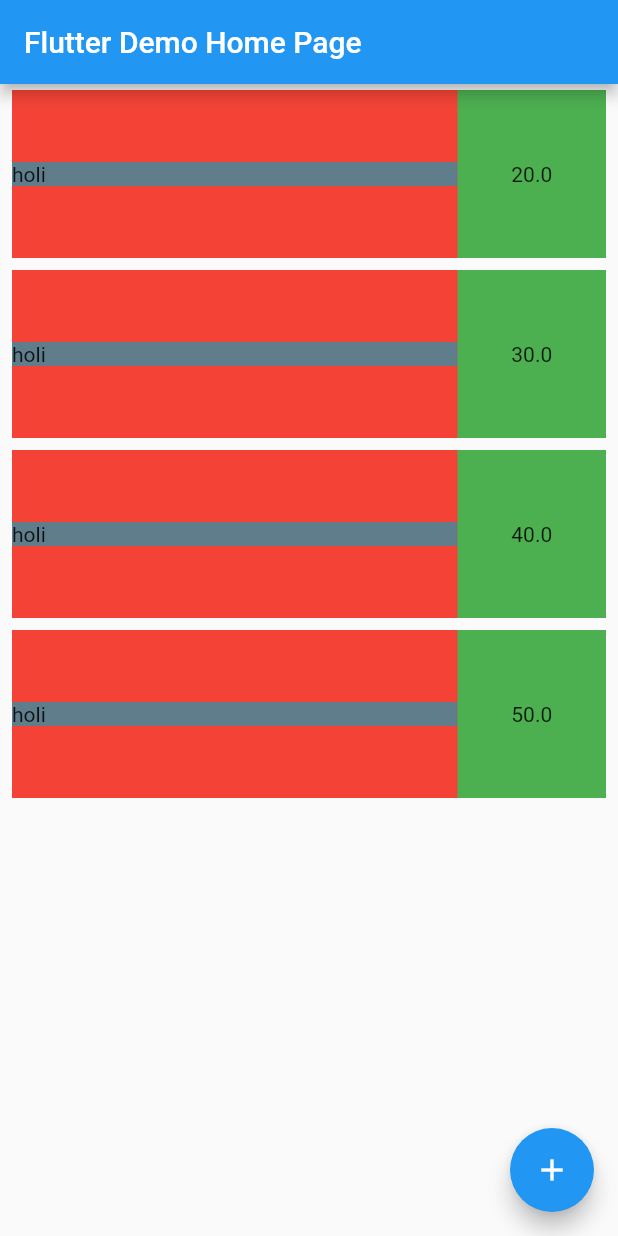
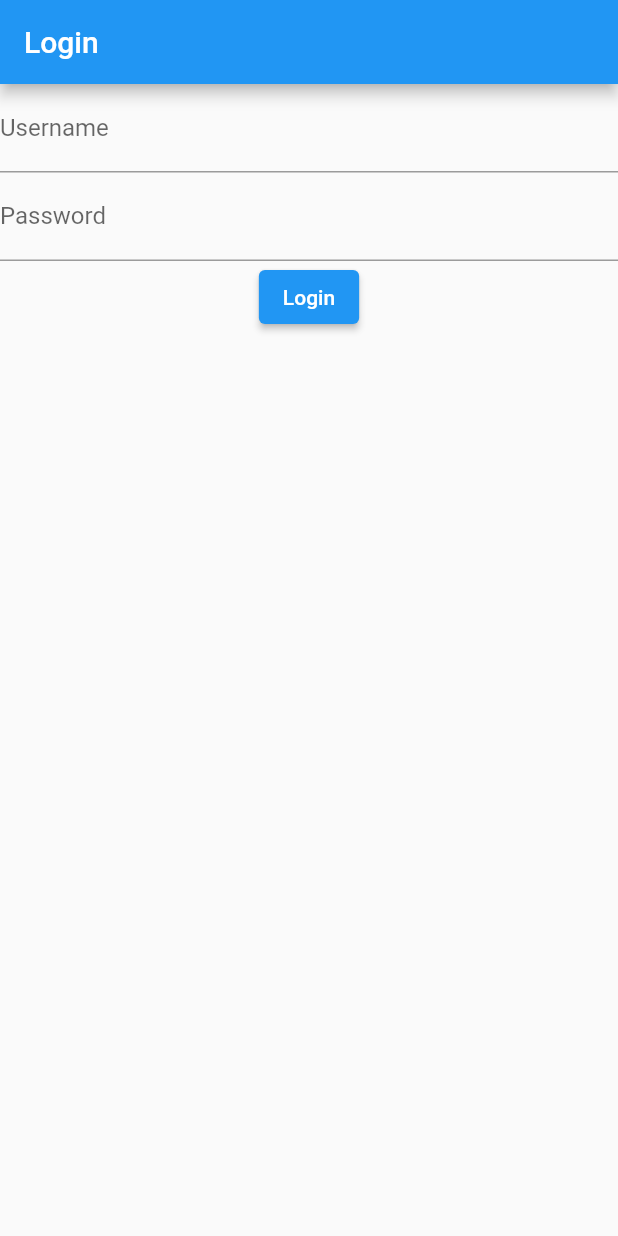
Before and after one commit to danielalejandroamaro/classApp, a Flutter app: the screen it shows after launch, on a phone screen of 412 x 824 dp. Run offline on Flutter 3.47's test engine with Material 2 defaults, Android fonts, the phone set to English and light mode, and no system bars; our stand-ins replace shared_preferences; accounts and stored records are empty.

Commit message:
login almost done

```diff
--- /dev/null
+++ b/lib/common/constants.dart
@@ -0,0 +1,10 @@
+class R {
+  R._();
+
+  static RUrl get urls => const RUrl._();
+}
+
+class RUrl {
+  const RUrl._();
+  final String urlBase = 'http://10.50.0.3:8000';
+}
--- a/lib/main.dart
+++ b/lib/main.dart
@@ -1,4 +1,7 @@
 import 'package:flutter/material.dart';
+import 'package:lab/views/login.dart';
+
+import 'home_page.dart';
 
 void main() {
   runApp(const MyApp());
@@ -24,149 +27,8 @@ class MyApp extends StatelessWidget {
         // is not restarted.
         primarySwatch: Colors.blue,
       ),
-      home: const MyHomePage(title: 'Flutter Demo Home Page'),
+      // home: const MyHomePage(title: 'Flutter Demo Home Page'),
+      home: const LoginView(),
     );
   }
 }
-
-class MyHomePage extends StatefulWidget {
-  const MyHomePage({super.key, required this.title});
-
-  // This widget is the home page of your application. It is stateful, meaning
-  // that it has a State object (defined below) that contains fields that affect
-  // how it looks.
-
-  // This class is the configuration for the state. It holds the values (in this
-  // case the title) provided by the parent (in this case the App widget) and
-  // used by the build method of the State. Fields in a Widget subclass are
-  // always marked "final".
-
-  final String title;
-
-  @override
-  State<MyHomePage> createState() => _MyHomePageState();
-}
-
-class _MyHomePageState extends State<MyHomePage> {
-  int _counter = 0;
-
-  void _incrementCounter() {
-    setState(() {
-      // This call to setState tells the Flutter framework that something has
-      // changed in this State, which causes it to rerun the build method below
-      // so that the display can reflect the updated values. If we changed
-      // _counter without calling setState(), then the build method would not be
-      // called again, and so nothing would appear to happen.
-      _counter--;
-    });
-  }
-
-  @override
-  Widget build(BuildContext context) {
-    // This method is rerun every time setState is called, for instance as done
-    // by the _incrementCounter method above.
-    //
-    // The Flutter framework has been optimized to make rerunning build methods
-    // fast, so that you can just rebuild anything that needs updating rather
-    // than having to individually change instances of widgets.
-    return Scaffold(
-      appBar: AppBar(
-        // Here we take the value from the MyHomePage object that was created by
-        // the App.build method, and use it to set our appbar title.
-        title: Text(widget.title),
-      ),
-      body: Center(
-        // Center is a layout widget. It takes a single child and positions it
-        // in the middle of the parent.
-        child: Column(
-          // Column is also a layout widget. It takes a list of children and
-          // arranges them vertically. By default, it sizes itself to fit its
-          // children horizontally, and tries to be as tall as its parent.
-          //
-          // Invoke "debug painting" (press "p" in the console, choose the
-          // "Toggle Debug Paint" action from the Flutter Inspector in Android
-          // Studio, or the "Toggle Debug Paint" command in Visual Studio Code)
-          // to see the wireframe for each widget.
-          //
-          // Column has various properties to control how it sizes itself and
-          // how it positions its children. Here we use mainAxisAlignment to
-          // center the children vertically; the main axis here is the vertical
-          // axis because Columns are vertical (the cross axis would be
-          // horizontal).
-          children: <Widget>[
-            ServiceTitle(price: 20,),
-            ServiceTitle(price: 30,),
-            ServiceTitle(price: 40,),
-            ServiceTitle(price: 50,),
-          ],
-        ),
-      ),
-      floatingActionButton: FloatingActionButton(
-        onPressed: _incrementCounter,
-        tooltip: 'Increment',
-        child: const Icon(Icons.add),
-      ), // This trailing comma makes auto-formatting nicer for build methods.
-    );
-  }
-}
-
-class ServiceTitle extends StatelessWidget {
-  final double price;
-  final String? text;
-  final bool noNavigate;
-
-  const ServiceTitle({required this.price, this.text, this.noNavigate = false});
-  // const ServiceTitle({
-  //   Key? key, required this.price,
-  // }) : super(key: key);
-
-  void _navigateToDetails(BuildContext context, double price, text) {
-    Navigator.push(
-      context,
-      MaterialPageRoute(builder: (context) => DetailsView(price: price,text: text,)),
-    );
-  }
-
-  @override
-  Widget build(BuildContext context) {
-    return Padding(
-      padding: const EdgeInsets.symmetric(horizontal: 8.0, vertical: 4.0),
-      child: Container(
-        color: Colors.red,
-        width: double.infinity,
-        height: 112,
-        child: InkWell(
-          onTap: noNavigate ? null : () => _navigateToDetails(context, price, text),
-          child: Row(
-            children: [
-              Expanded(flex: 3, child: Container(color: Colors.blueGrey,child: Text('holi'))),
-              Expanded(flex: 1, child: Container(color: Colors.green,child: Center(child: Text('$price')))),
-            ],
-          ),
-        ),
-      ),
-    );
-  }
-}
-
-class DetailsView extends StatelessWidget {
-  final double price;
-  final String? text;
-
-  const DetailsView({Key? key, required this.price, this.text}) : super(key: key);
-
-  @override
-  Widget build(BuildContext context) {
-    return SafeArea(
-      child: Scaffold(
-        appBar: AppBar(),
-        body: Column(
-          children: [
-            ServiceTitle(price: price, text: text,noNavigate: true,),
-            Expanded(child: Container(color: Colors.blueGrey, width: double.infinity,child: Text('body'),))
-          ],
-        ),
-      ),
-    );
-  }
-}
--- /dev/null
+++ b/lib/models/user.dart
@@ -0,0 +1,18 @@
+class User {
+  final String username;
+  final String email;
+
+  const User({required this.username, required this.email});
+
+  Map<String, dynamic> toJson() => {
+        'username': username,
+        'email': email,
+      };
+
+  factory User.fromJson(Map<String, dynamic> json) {
+    return User(
+      username: json['username'],
+      email: json['email'],
+    );
+  }
+}
--- /dev/null
+++ b/lib/services/http_service.dart
@@ -0,0 +1,84 @@
+import 'dart:convert';
+
+import 'package:http/http.dart' as http;
+import 'package:lab/common/extensions.dart';
+import 'package:lab/models/user.dart';
+
+import '../common/constants.dart';
+import 'shared_preferences_service.dart';
+
+class HttpService {
+  /// Singleton boilerplate
+  static final HttpService _httpService = HttpService._internal();
+
+  factory HttpService() {
+    return _httpService;
+  }
+
+  HttpService._internal();
+
+  /// Singleton boilerplate
+
+  final SharedPreferencesService _sharedPreferencesService =
+      SharedPreferencesService();
+  final http.Client client = http.Client();
+  Map<String, String> headers = {};
+  String? token;
+  String? tokenType;
+  User? me;
+
+  Future<bool> login(
+      {required String username, required String password}) async {
+    String baseUrl = R.urls.urlBase;
+
+    Uri url = '$baseUrl/token'.toUri();
+
+    try {
+      var map = <String, dynamic>{};
+      map['username'] = username;
+      map['password'] = password;
+
+      http.Response response = await client.post(url, body: map);
+      var data = _decodeData(response);
+      _sharedPreferencesService.setToken(data['access_token']);
+      return true;
+    } catch (_) {
+      return false;
+    }
+
+    return await Future.delayed(
+      const Duration(seconds: 5),
+      () => true,
+    );
+    // return await client.get(url);
+  }
+
+  getMe() async {
+    String baseUrl = R.urls.urlBase;
+    // Uri url = '$baseUrl' 'me'.toUri();
+    Uri url = '${baseUrl}/me'.toUri();
+
+    try {
+      _updateHeaders();
+      http.Response response = await client.get(url, headers: headers);
+      var data = _decodeData(response);
+      me = User.fromJson(data);
+    } catch (_) {}
+  }
+
+  _updateHeaders() async {
+    headers.clear();
+    token = _sharedPreferencesService.getToken();
+    headers.putIfAbsent('Authorization', () => 'Bearer $token');
+  }
+
+  _decodeData(http.Response response) {
+    var data;
+    if (response.statusCode == 200) {
+      data = json.decode(utf8.decode(response.bodyBytes));
+    } else {
+      data = {};
+    }
+    return data;
+  }
+}
--- /dev/null
+++ b/lib/services/shared_preferences_service.dart
@@ -0,0 +1,36 @@
+import 'package:lab/common/extensions.dart';
+import 'package:shared_preferences/shared_preferences.dart';
+
+enum SharedPreferencesKey {
+  token,
+  tokenType,
+}
+
+class SharedPreferencesService {
+  /// Singleton boilerplate
+  static final SharedPreferencesService _sharedPreferencesService = SharedPreferencesService._internal();
+
+  factory SharedPreferencesService() {
+    return _sharedPreferencesService;
+  }
+
+  SharedPreferencesService._internal();
+  /// Singleton boilerplate
+
+  late SharedPreferences _prefs;
+  SharedPreferences get prefs => _prefs;
+
+  Future initialize() async => _prefs = await SharedPreferences.getInstance();
+
+  String getToken() {
+    var _token = prefs.getString(SharedPreferencesKey.token.name.toShortString);
+    if(_token == null) {
+      throw Exception('ESTA TALLA NOTHING DOING');
+    }
+    return _token!;   /// EL "!" NO ES NECESARIO POR EL IF DE ARRIBA, PERO ES LA FORMA COMO SE ASEGURA KE ESA VARIABLE TIENE VALOR
+  }
+
+  setToken(String token) {
+    prefs.setString(SharedPreferencesKey.token.name.toShortString, token);
+  }
+}
--- /dev/null
+++ b/lib/views/login.dart
@@ -0,0 +1,57 @@
+import 'package:flutter/material.dart';
+import 'package:lab/services/http_service.dart';
+
+import '../home_page.dart';
+
+class LoginView extends StatefulWidget {
+  const LoginView({Key? key}) : super(key: key);
+
+  @override
+  State<LoginView> createState() => _LoginViewState();
+}
+
+class _LoginViewState extends State<LoginView> {
+  final TextEditingController _userCtrl = TextEditingController();
+  final TextEditingController _passCtrl = TextEditingController();
+  final HttpService _httpService = HttpService();
+
+  _showSnackBar({bool isSuccess = true, required String text, required BuildContext context}) {
+    ScaffoldMessenger.of(context).hideCurrentSnackBar();
+    ScaffoldMessenger.of(context).showSnackBar(SnackBar(content: Text(text), backgroundColor: isSuccess ? Colors.green : Colors.red,));
+  }
+
+  _login(BuildContext context) {
+    String user = _userCtrl.text;
+    String pass = _passCtrl.text;
+
+    FocusManager.instance.primaryFocus?.unfocus();
+    _httpService.login(username: user, password: pass).then((bool value) {
+      if(value) {
+        /// NAVEGAR
+        // _showSnackBar(context: context, text: 'tostabien');
+        Navigator.pushReplacement(
+          context,
+          MaterialPageRoute(builder: (context) => const MyHomePage(title: 'Flutter Demo Home Page',)),
+        );
+      } else {
+        _showSnackBar(context: context, text: 'tostaMAL', isSuccess: false);
+      }
+    });
+  }
+
+  @override
+  Widget build(BuildContext context) {
+    return Scaffold(
+      appBar: AppBar(title: const Text('Login')),
+      body: Center(
+        child: Column(
+          children: [
+            TextFormField(controller: _userCtrl, decoration: const InputDecoration(label: Text('Username'))),
+            TextFormField(controller: _passCtrl, decoration: const InputDecoration(label: Text('Password')), obscureText: true),
+            ElevatedButton(onPressed: () => _login(context), child: const Text('Login')),
+          ],
+        ),
+      ),
+    );
+  }
+}
--- a/pubspec.yaml
+++ b/pubspec.yaml
@@ -33,9 +33,8 @@ dependencies:
     sdk: flutter
 
 
-  # The following adds the Cupertino Icons font to your application.
-  # Use with the CupertinoIcons class for iOS style icons.
-  cupertino_icons: ^1.0.2
+  http: ^0.13.5
+  shared_preferences: ^2.0.17
 
 dev_dependencies:
   flutter_test:
```
Also changed, not shown: lib/common/extensions.dart (added, +13 -0 lines), lib/components/details_view.dart (added, +25 -0 lines), lib/components/service_tile.dart (added, +41 -0 lines), lib/home_page.dart (added, +76 -0 lines), pubspec.lock, 1 other file.
